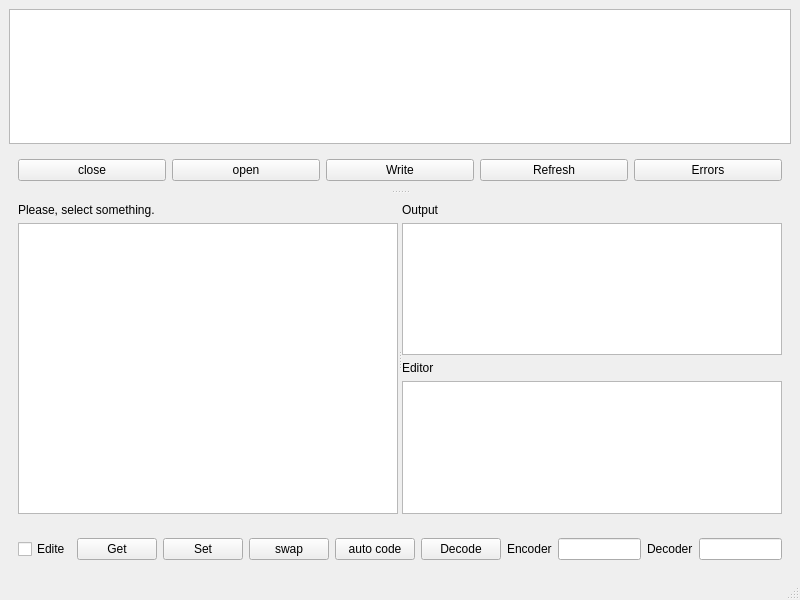
Old version of the form ui.ui in the repository LeoMirr/tagcoder.
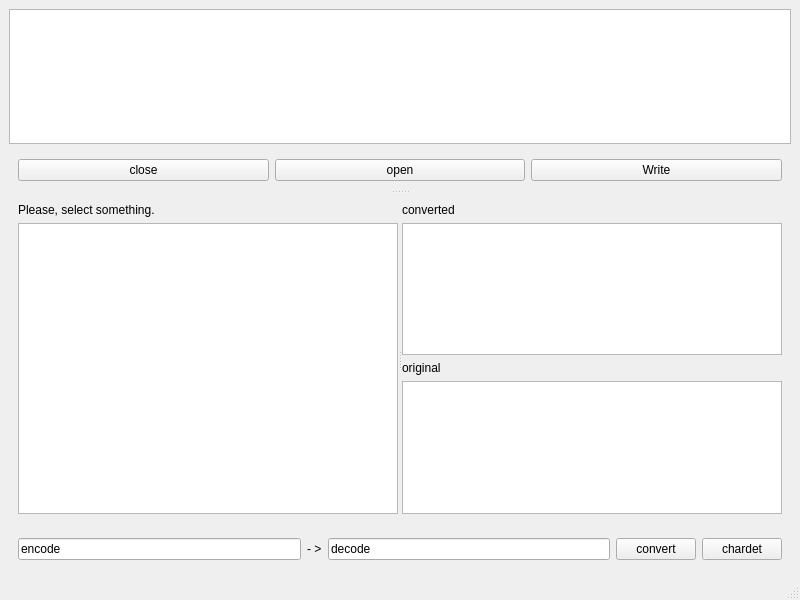
New version of the form.

What changed in the file:
```diff
--- a/ui.ui
+++ b/ui.ui
@@ -71,23 +71,6 @@
              </property>
             </widget>
            </item>
-           <item>
-            <widget class="QPushButton" name="readButton">
-             <property name="toolTip">
-              <string>&lt;html&gt;&lt;head/&gt;&lt;body&gt;&lt;p&gt;Read selected rows from files&lt;/p&gt;&lt;/body&gt;&lt;/html&gt;</string>
-             </property>
-             <property name="text">
-              <string>Refresh</string>
-             </property>
-            </widget>
-           </item>
-           <item>
-            <widget class="QPushButton" name="errorButton">
-             <property name="text">
-              <string>Errors</string>
-             </property>
-            </widget>
-           </item>
           </layout>
          </widget>
         </item>
@@ -144,12 +127,29 @@
                <item>
                 <widget class="QLabel" name="text_label">
                  <property name="text">
-                  <string>Output</string>
+                  <string>converted</string>
                  </property>
                 </widget>
                </item>
                <item>
-                <widget class="QPlainTextEdit" name="text">
+                <widget class="QPlainTextEdit" name="converted">
+                 <property name="sizePolicy">
+                  <sizepolicy hsizetype="Expanding" vsizetype="Expanding">
+                   <horstretch>0</horstretch>
+                   <verstretch>0</verstretch>
+                  </sizepolicy>
+                 </property>
+                </widget>
+               </item>
+               <item>
+                <widget class="QLabel" name="original_label">
+                 <property name="text">
+                  <string>original</string>
+                 </property>
+                </widget>
+               </item>
+               <item>
+                <widget class="QPlainTextEdit" name="original">
                  <property name="sizePolicy">
                   <sizepolicy hsizetype="Expanding" vsizetype="Expanding">
                    <horstretch>0</horstretch>
@@ -161,23 +161,6 @@
                  </property>
                 </widget>
                </item>
-               <item>
-                <widget class="QLabel" name="editor_label">
-                 <property name="text">
-                  <string>Editor</string>
-                 </property>
-                </widget>
-               </item>
-               <item>
-                <widget class="QPlainTextEdit" name="editor">
-                 <property name="sizePolicy">
-                  <sizepolicy hsizetype="Expanding" vsizetype="Expanding">
-                   <horstretch>0</horstretch>
-                   <verstretch>0</verstretch>
-                  </sizepolicy>
-                 </property>
-                </widget>
-               </item>
               </layout>
               <zorder>text</zorder>
               <zorder>editor</zorder>
@@ -192,84 +175,20 @@
         <item>
          <widget class="QWidget" name="decoderButtons" native="true">
           <layout class="QHBoxLayout" name="horizontalLayout">
-           <item>
-            <widget class="QCheckBox" name="editMod">
-             <property name="toolTip">
-              <string>&lt;html&gt;&lt;head/&gt;&lt;body&gt;&lt;p&gt;Determine editor's mod:&lt;/p&gt;&lt;p&gt;&lt;span style=&quot; text-decoration: underline;&quot;&gt;Checked&lt;/span&gt;:&lt;/p&gt;&lt;p&gt;* Editor is editable&lt;/p&gt;&lt;p&gt;* Selecting table's item &lt;span style=&quot; font-weight:600;&quot;&gt;will not &lt;/span&gt;change editor's content&lt;/p&gt;&lt;p&gt;* You need use &amp;quot;get&amp;quot; and &amp;quot;set&amp;quot; buttons&lt;/p&gt;&lt;p&gt;* &amp;quot;Auto code&amp;quot; and &amp;quot;Decode&amp;quot; buttons &lt;span style=&quot; font-weight:600;&quot;&gt;will not &lt;/span&gt;write to&lt;/p&gt;&lt;p&gt;  current item&lt;/p&gt;&lt;p&gt;&lt;span style=&quot; text-decoration: underline;&quot;&gt;Not checked&lt;/span&gt;:&lt;/p&gt;&lt;p&gt;* Editor is not editable&lt;/p&gt;&lt;p&gt;* Selecting table's item &lt;span style=&quot; font-weight:600;&quot;&gt;will &lt;/span&gt;change editor's content&lt;/p&gt;&lt;p&gt;* &amp;quot;get&amp;quot; and &amp;quot;set&amp;quot; buttons is unnecessary but still work&lt;/p&gt;&lt;p&gt;* &amp;quot;Auto code&amp;quot; and &amp;quot;Decode&amp;quot; buttons &lt;span style=&quot; font-weight:600;&quot;&gt;will&lt;/span&gt; write to&lt;/p&gt;&lt;p&gt;  current item&lt;/p&gt;&lt;/body&gt;&lt;/html&gt;</string>
-             </property>
-             <property name="text">
-              <string>Edite</string>
-             </property>
-            </widget>
-           </item>
-           <item>
-            <widget class="QPushButton" name="getButton">
-             <property name="toolTip">
-              <string>&lt;html&gt;&lt;head/&gt;&lt;body&gt;&lt;p&gt;Copy current item's text to editor&lt;/p&gt;&lt;/body&gt;&lt;/html&gt;</string>
-             </property>
-             <property name="text">
-              <string>Get</string>
-             </property>
-            </widget>
-           </item>
-           <item>
-            <widget class="QPushButton" name="setButton">
-             <property name="toolTip">
-              <string>&lt;html&gt;&lt;head/&gt;&lt;body&gt;&lt;p&gt;Copy output's text to current item&lt;/p&gt;&lt;/body&gt;&lt;/html&gt;</string>
-             </property>
-             <property name="text">
-              <string>Set</string>
-             </property>
-            </widget>
-           </item>
-           <item>
-            <widget class="QPushButton" name="swapButton">
-             <property name="toolTip">
-              <string>&lt;html&gt;&lt;head/&gt;&lt;body&gt;&lt;p&gt;Swap content of editor and output&lt;/p&gt;&lt;/body&gt;&lt;/html&gt;</string>
-             </property>
-             <property name="text">
-              <string>swap</string>
-             </property>
-            </widget>
-           </item>
-           <item>
-            <widget class="QPushButton" name="autoButton">
-             <property name="toolTip">
-              <string>&lt;html&gt;&lt;head/&gt;&lt;body&gt;&lt;p&gt;Try to audo detect encoding&lt;/p&gt;&lt;/body&gt;&lt;/html&gt;</string>
-             </property>
-             <property name="text">
-              <string>auto code</string>
-             </property>
-            </widget>
-           </item>
-           <item>
-            <widget class="QPushButton" name="decodeButton">
-             <property name="toolTip">
-              <string>&lt;html&gt;&lt;head/&gt;&lt;body&gt;&lt;p&gt;Decode text within editor&lt;/p&gt;&lt;p&gt;by encoder/decoder pair&lt;/p&gt;&lt;/body&gt;&lt;/html&gt;</string>
-             </property>
-             <property name="text">
-              <string>Decode</string>
-             </property>
-            </widget>
-           </item>
-           <item>
-            <widget class="QLabel" name="endoderLabel">
-             <property name="text">
-              <string>Encoder</string>
-             </property>
-            </widget>
-           </item>
            <item>
             <widget class="QLineEdit" name="encoderEditor">
              <property name="toolTip">
-              <string>&lt;html&gt;&lt;head/&gt;&lt;body&gt;&lt;p&gt;Encoder for &amp;quot;Decode&amp;quot; button&lt;/p&gt;&lt;/body&gt;&lt;/html&gt;</string>
+              <string>&lt;html&gt;&lt;head/&gt;&lt;body&gt;&lt;p&gt;Encoder&lt;/p&gt;&lt;/body&gt;&lt;/html&gt;</string>
+             </property>
+             <property name="text">
+              <string>encode</string>
              </property>
             </widget>
            </item>
            <item>
             <widget class="QLabel" name="decoderLabel">
              <property name="text">
-              <string>Decoder</string>
+              <string>- &gt;</string>
              </property>
             </widget>
            </item>
@@ -279,7 +198,27 @@
               <string>&lt;html&gt;&lt;head/&gt;&lt;body&gt;&lt;p&gt;Decoder for &amp;quot;Decode&amp;quot; button&lt;/p&gt;&lt;/body&gt;&lt;/html&gt;</string>
              </property>
              <property name="text">
-              <string/>
+              <string>decode</string>
+             </property>
+            </widget>
+           </item>
+           <item>
+            <widget class="QPushButton" name="convertButton">
+             <property name="toolTip">
+              <string>&lt;html&gt;&lt;head/&gt;&lt;body&gt;&lt;p&gt;convert original with encode and decode&lt;/p&gt;&lt;/body&gt;&lt;/html&gt;</string>
+             </property>
+             <property name="text">
+              <string>convert</string>
+             </property>
+            </widget>
+           </item>
+           <item>
+            <widget class="QPushButton" name="chardetButton">
+             <property name="toolTip">
+              <string>&lt;html&gt;&lt;head/&gt;&lt;body&gt;&lt;p&gt;Try to auto detect encoding&lt;/p&gt;&lt;/body&gt;&lt;/html&gt;</string>
+             </property>
+             <property name="text">
+              <string>chardet</string>
              </property>
             </widget>
            </item>
```
Left out of the diff: 20 changed lines with no effect on the pictures.
